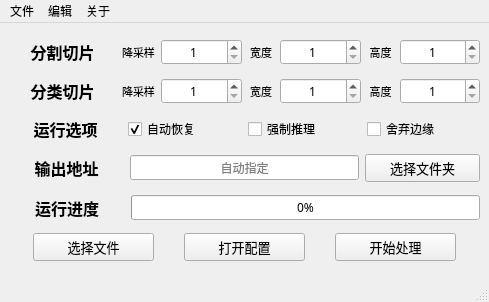
Qt form resources/analyzer.ui (li192863/wsi-analyzer) before a commit.
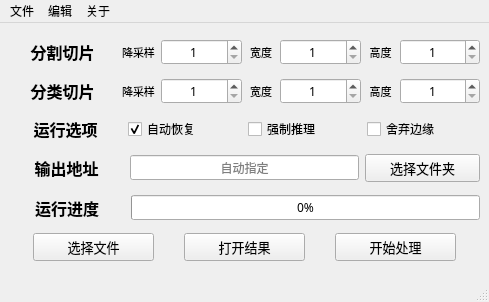
The same form after that commit. Icons and pictures are not drawn.

Commit message: 更新界面，新增打开结果文件夹功能，删除打开配置文件按钮

Diff of the .ui file:
```diff
--- a/resources/analyzer.ui
+++ b/resources/analyzer.ui
@@ -607,7 +607,7 @@
          </font>
         </property>
         <property name="text">
-         <string>打开配置</string>
+         <string>打开结果</string>
         </property>
        </widget>
       </item>
```
Left out of the diff: 2 changed lines with no effect on the pictures. The commit also changes 2 other files.
